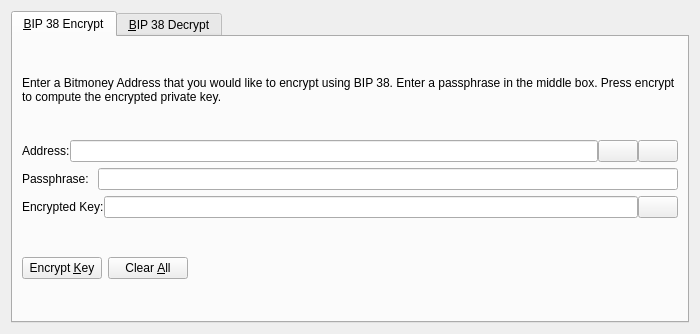
First picture: the form in src/qt/forms/bip38tooldialog.ui, repository eenglish34/E-BlockMail, before the edit.
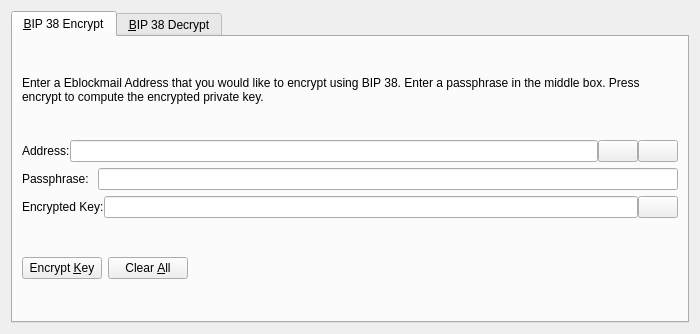
Second picture: the form after the edit. The open tabs and pages were chosen to show the change. Icons and pictures are not drawn. Custom widgets are drawn as their Qt base class.

Commit message: Updated code to include eblockmail formats

Diff of the .ui file:
```diff
--- a/src/qt/forms/bip38tooldialog.ui
+++ b/src/qt/forms/bip38tooldialog.ui
@@ -30,7 +30,7 @@
        <item>
         <widget class="QLabel" name="infoLabel_ENC">
          <property name="text">
-          <string>Enter a Bitmoney Address that you would like to encrypt using BIP 38. Enter a passphrase in the middle box. Press encrypt to compute the encrypted private key.</string>
+          <string>Enter a Eblockmail Address that you would like to encrypt using BIP 38. Enter a passphrase in the middle box. Press encrypt to compute the encrypted private key.</string>
          </property>
          <property name="textFormat">
           <enum>Qt::PlainText</enum>
```
Left out of the diff: 24 changed lines with no effect on the pictures. The commit also changes 211 other files.
